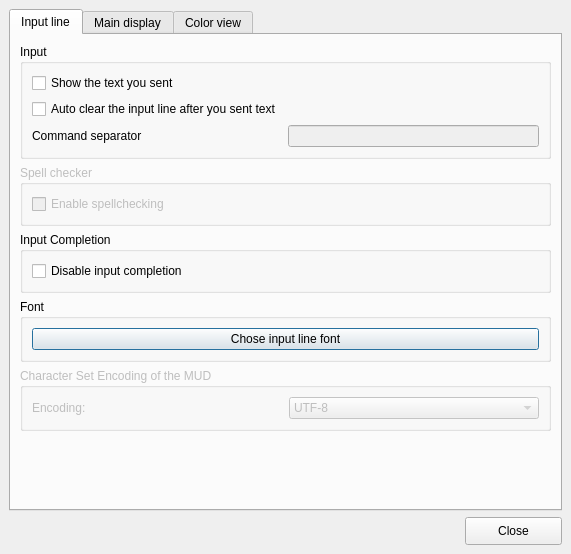
The window that mudlet/prealpha1/mudlet/src/ui/profile_preferences.ui (Mudlet/Mudlet) describes before a commit, drawn with Qt 5.
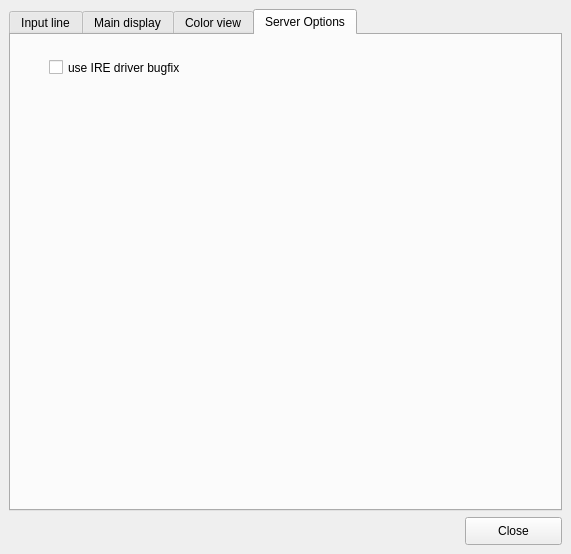
The same window after the commit. Icons and pictures are not drawn.

Commit message: Feature: special bugfix option to make up for broken IRE MUD drivers

```diff
--- a/mudlet/prealpha1/mudlet/src/ui/profile_preferences.ui
+++ b/mudlet/prealpha1/mudlet/src/ui/profile_preferences.ui
@@ -31,7 +31,7 @@
     <enum>QTabWidget::Rounded</enum>
    </property>
    <property name="currentIndex" >
-    <number>0</number>
+    <number>3</number>
    </property>
    <widget class="QWidget" name="input_line_tab" >
     <property name="geometry" >
@@ -724,6 +724,24 @@
      </item>
     </layout>
    </widget>
+   <widget class="QWidget" name="Seite" >
+    <attribute name="title" >
+     <string>Server Options</string>
+    </attribute>
+    <widget class="QCheckBox" name="checkBox_USE_IRE_DRIVER_BUGFIX" >
+     <property name="geometry" >
+      <rect>
+       <x>38</x>
+       <y>22</y>
+       <width>251</width>
+       <height>21</height>
+      </rect>
+     </property>
+     <property name="text" >
+      <string>use IRE driver bugfix</string>
+     </property>
+    </widget>
+   </widget>
   </widget>
   <widget class="QPushButton" name="closeButton" >
    <property name="geometry" >
```
The commit also changes 10 other files.
